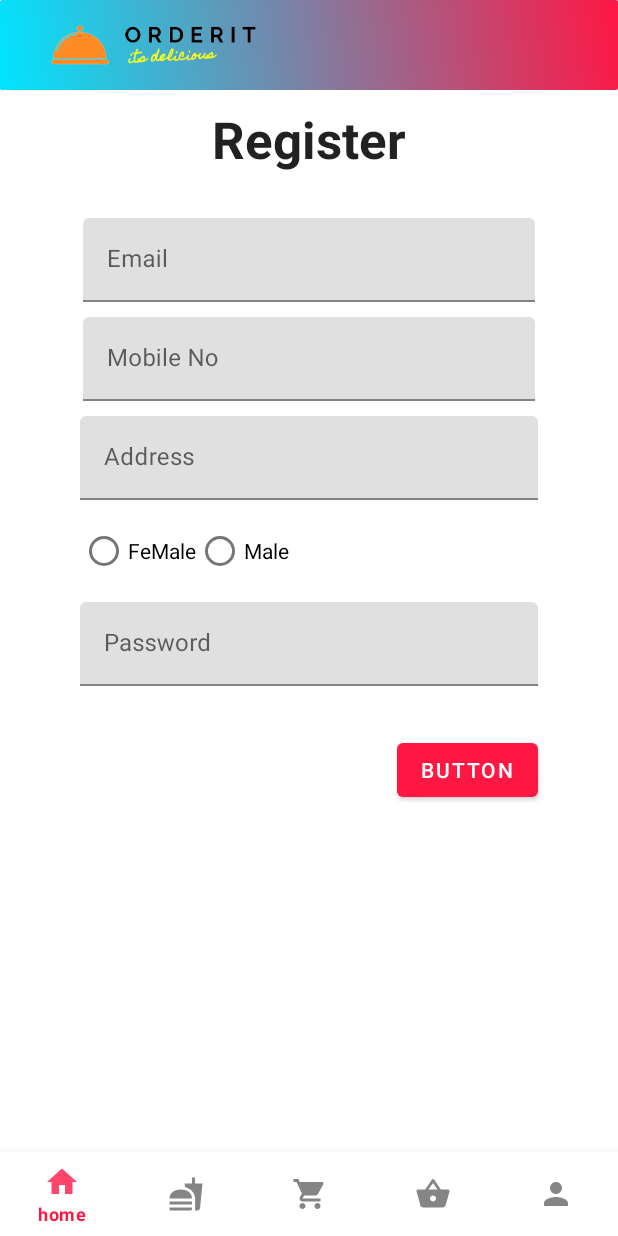
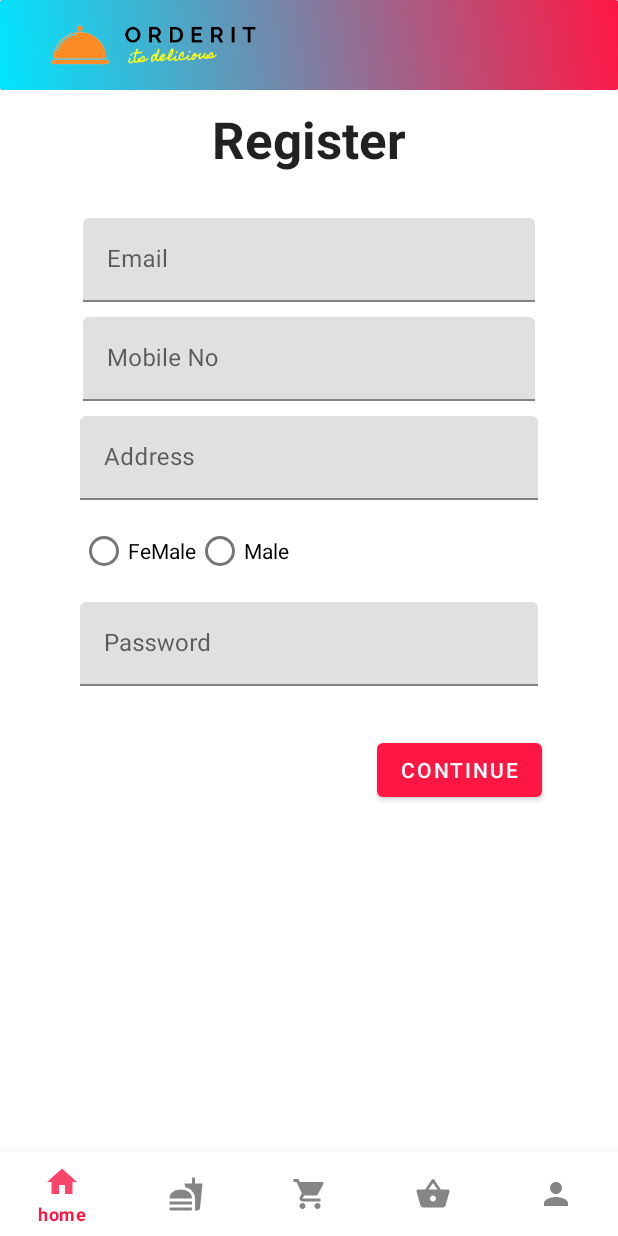
Before and after one commit to dvghule121/OrderIt, an Android app: the fragment register_page placed in its activity, on a phone screen of 412 x 824 dp. Run offline under Robolectric (Android 15) with nearby library versions, the phone set to English and light mode, and no system bars; our stand-ins replace Firebase (no records; nobody signed in at launch, a user with empty details on screens opened directly), Room's generated code; Roboto replaces fonts that are not available here.

Commit message:
final submission

```diff
--- a/app/src/main/res/layout/fragment_register_page.xml
+++ b/app/src/main/res/layout/fragment_register_page.xml
@@ -89,7 +89,7 @@
             android:layout_width="wrap_content"
             android:layout_height="wrap_content"
             android:layout_marginTop="32dp"
-            android:text="Button"
+            android:text="continue"
             app:layout_constraintBottom_toBottomOf="parent"
             app:layout_constraintEnd_toEndOf="parent"
             app:layout_constraintHorizontal_bias="0.832"
```
Also changed, not shown: app/src/main/java/com/example/orderit/fragments/basket_page.kt (+6 -1 lines).
